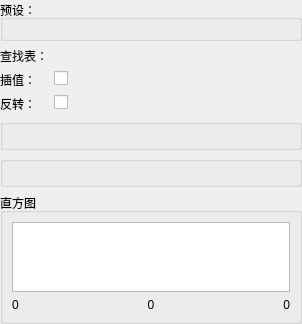
Before: the Qt Designer form miniSlicer/Slicer/Modules/Loadable/Volumes/Widgets/Resources/UI/qSlicerScalarVolumeDisplayWidget.ui in jiaqiwang969/Slicer, drawn with Qt 5.
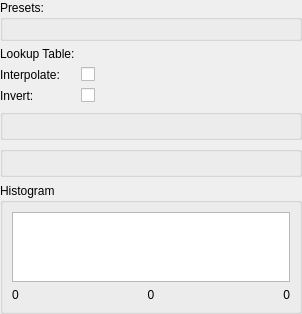
After: the same form once the commit is applied. Custom widgets are drawn as their Qt base class.

Patch:
```diff
--- a/miniSlicer/Slicer/Modules/Loadable/Volumes/Widgets/Resources/UI/qSlicerScalarVolumeDisplayWidget.ui
+++ b/miniSlicer/Slicer/Modules/Loadable/Volumes/Widgets/Resources/UI/qSlicerScalarVolumeDisplayWidget.ui
@@ -34,7 +34,7 @@
       </sizepolicy>
      </property>
      <property name="title">
-      <string>预设：</string>
+      <string>Presets:</string>
      </property>
      <layout class="QHBoxLayout" name="horizontalLayout">
       <property name="spacing">
@@ -52,7 +52,7 @@
    <item row="1" column="0">
     <widget class="QLabel" name="LookupTableLabel">
      <property name="text">
-      <string>查找表：</string>
+      <string>Lookup Table:</string>
      </property>
     </widget>
    </item>
@@ -75,7 +75,7 @@
    <item row="2" column="0">
     <widget class="QLabel" name="InterpolateLabel">
      <property name="text">
-      <string>插值：</string>
+      <string>Interpolate:</string>
      </property>
     </widget>
    </item>
@@ -92,7 +92,7 @@
    <item row="3" column="0">
     <widget class="QLabel" name="InvertDisplayScalarRangeLabel">
      <property name="text">
-      <string>反转：</string>
+      <string>Invert:</string>
      </property>
     </widget>
    </item>
@@ -148,7 +148,7 @@
       <string>显示像素数量（y轴）与图像强度（x轴）在当前窗口/级别和阈值映射背景下的关系。</string>
      </property>
      <property name="title">
-      <string>直方图</string>
+      <string>Histogram</string>
      </property>
      <property name="checked">
       <bool>false</bool>
```
Left out of the diff: 25 changed lines with no effect on the pictures.
